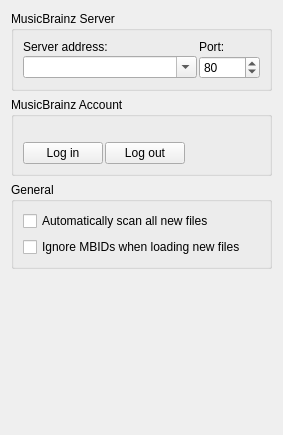
First picture: the form in ui/options_general.ui, repository metabrainz/picard, before the edit.
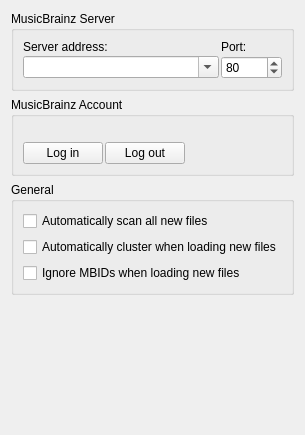
Second picture: the form after the edit.

Commit message: Automatically cluster new files

```diff
--- a/ui/options_general.ui
+++ b/ui/options_general.ui
@@ -122,6 +122,13 @@
         </property>
        </widget>
       </item>
+      <item>
+       <widget class="QCheckBox" name="cluster_new_files">
+        <property name="text">
+         <string>Automatically cluster when loading new files</string>
+        </property>
+       </widget>
+      </item>
       <item>
        <widget class="QCheckBox" name="ignore_file_mbids">
         <property name="text">
```
The commit also changes 3 other files.
